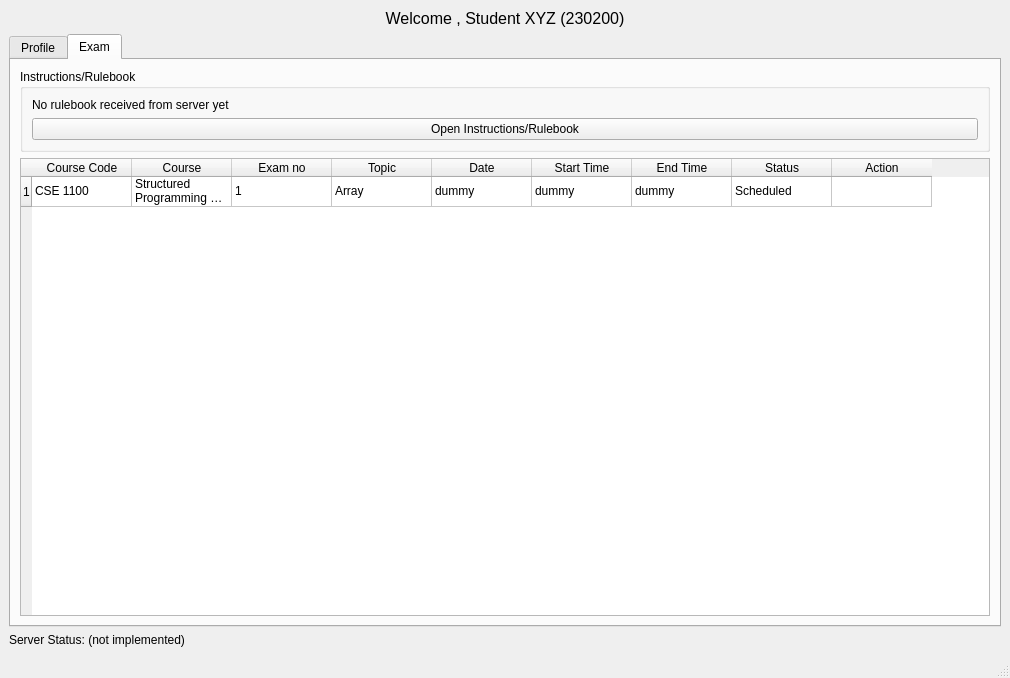
Qt form src/SmartXm-CSEKU/studentmodule.ui (KaziRifatMorshed/SmartXm) before a commit.
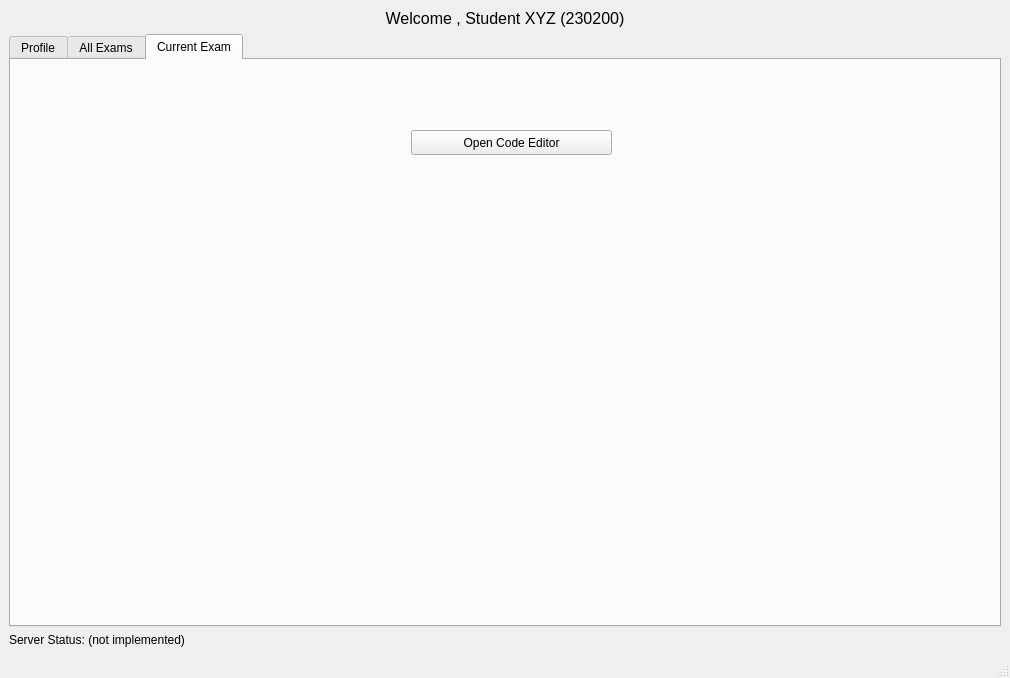
The same form after that commit.

Commit message: open code editor button created

Diff of the .ui file:
```diff
--- a/src/SmartXm-CSEKU/studentmodule.ui
+++ b/src/SmartXm-CSEKU/studentmodule.ui
@@ -25,7 +25,7 @@
     <item>
      <widget class="QTabWidget" name="MainTabWidget">
       <property name="currentIndex">
-       <number>1</number>
+       <number>2</number>
       </property>
       <widget class="QWidget" name="ProfileTab">
        <attribute name="title">
@@ -66,7 +66,7 @@
       </widget>
       <widget class="QWidget" name="examTab">
        <attribute name="title">
-        <string>Exam</string>
+        <string>All Exams</string>
        </attribute>
        <layout class="QVBoxLayout" name="verticalLayout_3">
         <item>
@@ -187,6 +187,24 @@
         </item>
        </layout>
       </widget>
+      <widget class="QWidget" name="currentExamTab">
+       <attribute name="title">
+        <string>Current Exam</string>
+       </attribute>
+       <widget class="QPushButton" name="openCodeEditor_pushButton">
+        <property name="geometry">
+         <rect>
+          <x>400</x>
+          <y>70</y>
+          <width>201</width>
+          <height>25</height>
+         </rect>
+        </property>
+        <property name="text">
+         <string>Open Code Editor</string>
+        </property>
+       </widget>
+      </widget>
      </widget>
     </item>
     <item>
```
The commit also changes 1 other file.
